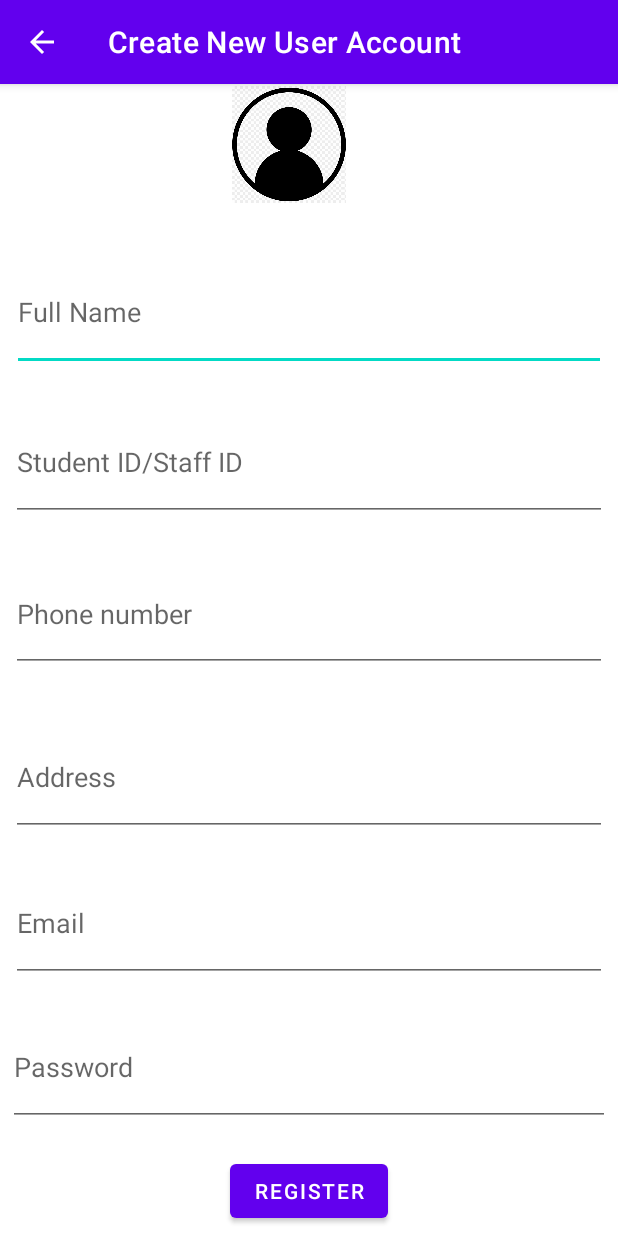
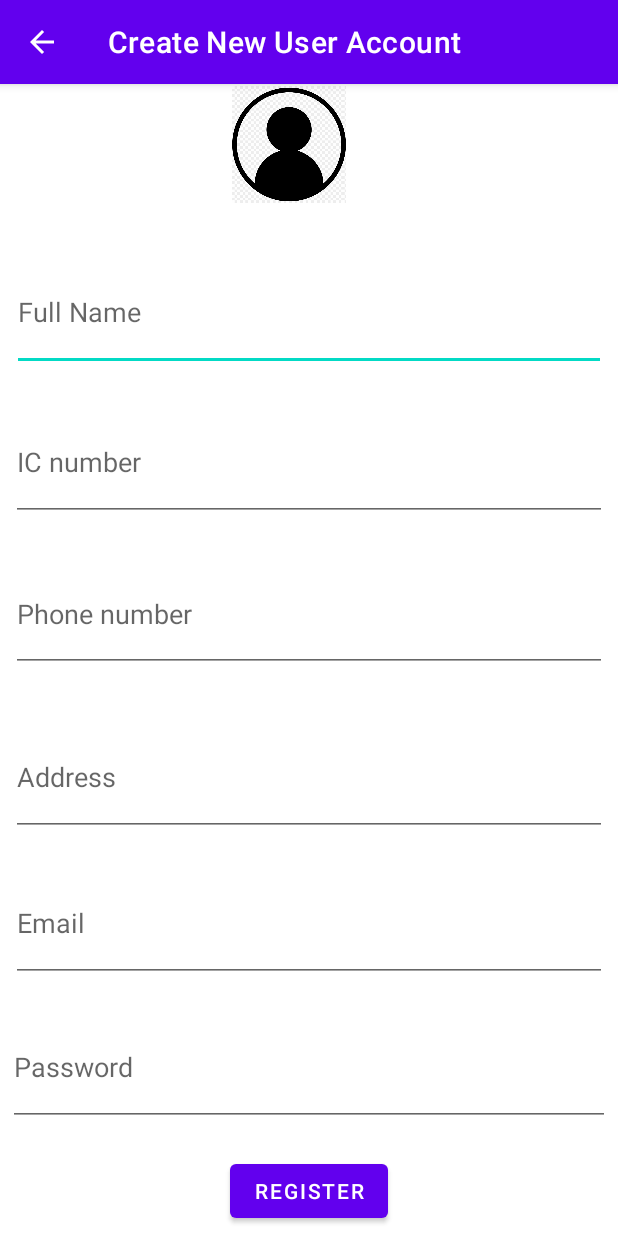
Before and after one commit to wsteo/mobileappdevelopment-miniproject-sosapp, an Android app: the Register1 screen opened directly, with no data from a screen before it, on a phone screen of 412 x 824 dp. Run offline under Robolectric (Android 15) with nearby library versions, the light colour scheme and no system bars; our stand-ins replace Firebase (no records; nobody signed in at launch, a user with empty details on screens opened directly).

Commit message:
update user

```diff
--- a/app/src/main/res/layout/activity_register1.xml
+++ b/app/src/main/res/layout/activity_register1.xml
@@ -39,7 +39,7 @@
         android:layout_height="0dp"
         android:layout_marginBottom="23dp"
         android:drawablePadding="5dp"
-        android:hint="Student ID/Staff ID"
+        android:hint="IC number"
         android:inputType="text"
         app:layout_constraintBottom_toTopOf="@+id/editTextPhone"
         app:layout_constraintEnd_toEndOf="parent"
```
